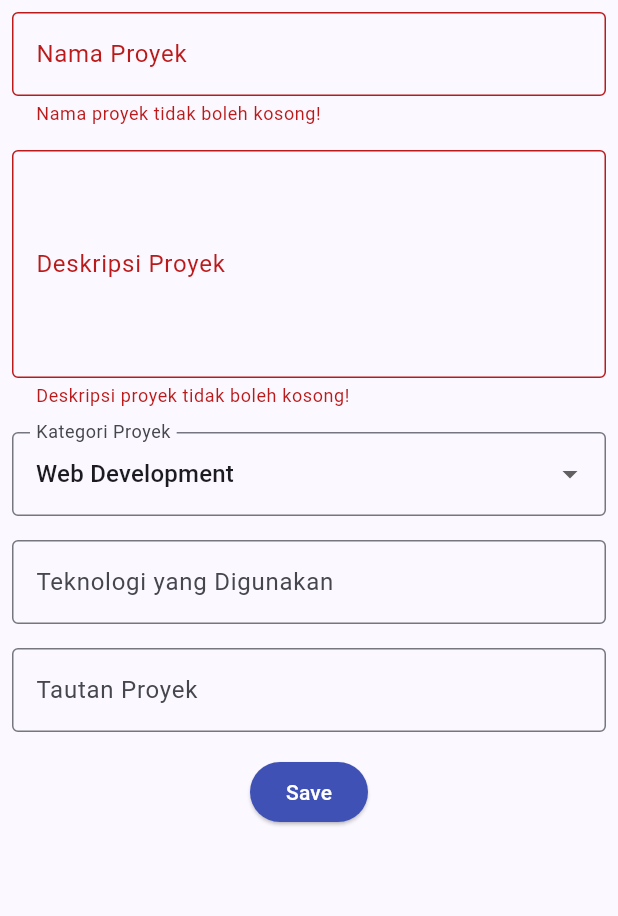
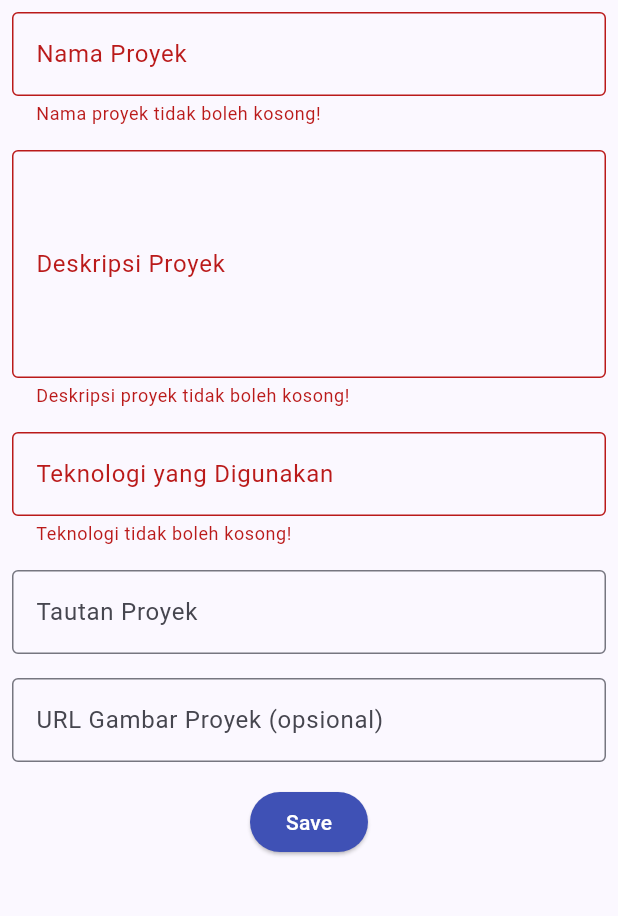
Before and after one commit to SutaKarmana/myportofolio_mobile, a Flutter app: the ProjectFormPage screen opened directly, after a tap on "Save", on a phone screen of 412 x 824 dp, the part 84-1000 px from its top. Run offline on Flutter 3.47's test engine with Material 3 defaults, Android fonts, the phone set to English and light mode, and no system bars; our stand-ins replace material_ui; generated files the repository leaves out were written again.

Commit message:
feat: Pengerjaan Tutorial 10 Mobile

```diff
--- a/analysis_options.yaml
+++ b/analysis_options.yaml
@@ -18,6 +18,7 @@ analyzer:
     - windows/**
     - macos/**
     - linux/**
+    - "**/*.g.dart"
 
 linter:
   # The lint rules applied to this project can be customized in the
--- /dev/null
+++ b/lib/config.dart
@@ -0,0 +1,4 @@
+const String apiBaseUrl = String.fromEnvironment(
+  'API_BASE_URL',
+  defaultValue: 'http://10.0.2.2:8000',
+);
--- a/lib/models/portfolio_page.dart
+++ b/lib/models/portfolio_page.dart
@@ -1 +1 @@
-enum PortfolioPage { home, project, education }
+enum PortfolioPage { home, project, education, projectList }
--- /dev/null
+++ b/lib/models/project.dart
@@ -0,0 +1,32 @@
+import 'package:json_annotation/json_annotation.dart';
+
+part 'project.g.dart';
+
+/// Portfolio project synchronized with the Django REST Framework API.
+
+@JsonSerializable(fieldRename: FieldRename.snake)
+class Project {
+  const Project({
+    required this.title,
+    required this.description,
+    required this.techStack,
+    required this.projectUrl,
+    this.projectImageUrl = '',
+    this.id,
+  });
+
+  factory Project.fromJson(Map<String, dynamic> json) =>
+      _$ProjectFromJson(json);
+
+  @JsonKey(includeToJson: false)
+  final String? id;
+  final String title;
+  final String description;
+  final String techStack;
+  final String projectUrl;
+
+  @JsonKey(defaultValue: '')
+  final String projectImageUrl;
+
+  Map<String, dynamic> toJson() => _$ProjectToJson(this);
+}
--- a/lib/screens/project_form.dart
+++ b/lib/screens/project_form.dart
@@ -1,6 +1,12 @@
+import 'package:http/http.dart' show ClientException;
 import 'package:material_ui/material_ui.dart';
+import 'package:provider/provider.dart';
 
+import '../models/project.dart';
 import '../navigation/home_navigation.dart';
+import '../services/api_client.dart';
+import '../services/auth_state.dart';
+import '../widgets/auth_guard.dart';
 
 class ProjectFormPage extends StatefulWidget {
   const ProjectFormPage({super.key, this.drawer});
@@ -12,28 +18,84 @@ class ProjectFormPage extends StatefulWidget {
 }
 
 class _ProjectFormPageState extends State<ProjectFormPage> {
-  static const _defaultCategory = 'Web Development';
-  static const _categories = [
-    _defaultCategory,
-    'Mobile Development',
-    'Machine Learning',
-    'Data Science',
-    'Other',
-  ];
+  final _formKey = GlobalKey<FormState>();
+  String _title = '';
+  String _description = '';
+  String _techStack = '';
+  String _projectUrl = '';
+  String _projectImageUrl = '';
+  bool _isSubmitting = false;
 
-  final _formKey = GlobalKey<FormState>();
-  String _projectName = '';
-  String _description = '';
-  String _category = _defaultCategory;
-  String _technologies = '';
-  String _projectLink = '';
+  String? _validateUrl(String? value) {
+    final text = (value ?? '').trim();
+    if (text.isEmpty) return null;
 
-  void _showProjectSummary() {
+    final uri = Uri.tryParse(text);
+    if (uri == null ||
+        (uri.scheme != 'http' && uri.scheme != 'https') ||
+        uri.host.isEmpty ||
+        RegExp(r'\s').hasMatch(text)) {
+      return 'Masukkan URL yang diawali http:// atau https://.';
+    }
+    return null;
+  }
+
+  Future<void> _submit() async {
+    if (_isSubmitting) return;
     final form = _formKey.currentState!;
-    // Tampilkan hasil input hanya jika semua field wajib valid.
     if (!form.validate()) return;
+    form.save();
 
-    showDialog<void>(
+    final newProject = Project(
+      title: _title,
+      description: _description,
+      techStack: _techStack,
+      projectUrl: _projectUrl,
+      projectImageUrl: _projectImageUrl,
+    );
+
+    setState(() => _isSubmitting = true);
+    try {
+      final loggedIn = await ensureLoggedIn(context);
+      if (!mounted || !loggedIn) return;
+
+      final auth = context.read<AuthState>();
+      final token = auth.token;
+      if (token == null) return;
+
+      final project = await context.read<ApiClient>().createProject(
+        newProject,
+        token: token,
+      );
+      if (!mounted) return;
+
+      // Tampilkan konfirmasi setelah Django mengembalikan proyek yang disimpan.
+      await _showProjectSummary(project);
+      if (mounted) form.reset();
+    } on ApiException catch (error) {
+      if (!mounted) return;
+      if (error.statusCode == 401) {
+        await context.read<AuthState>().logout();
+        if (!mounted) return;
+        _showMessage('Sesi berakhir. Silakan login dan kirim ulang proyek.');
+        await ensureLoggedIn(context);
+      } else {
+        _showMessage('Gagal menambahkan proyek (${error.statusCode}).');
+      }
+    } on ClientException {
+      if (mounted) _showMessage('Gagal terhubung ke server Django.');
+    } finally {
+      if (mounted) setState(() => _isSubmitting = false);
+    }
+  }
+
+  void _showMessage(String message) {
+    ScaffoldMessenger.of(context)
+        .showSnackBar(SnackBar(content: Text(message)));
+  }
+
+  Future<void> _showProjectSummary(Project project) {
+    return showDialog<void>(
       context: context,
       builder: (dialogContext) {
         return AlertDialog(
@@ -43,27 +105,19 @@ class _ProjectFormPageState extends State<ProjectFormPage> {
               mainAxisSize: MainAxisSize.min,
               crossAxisAlignment: CrossAxisAlignment.start,
               children: [
-                Text('Nama Proyek: $_projectName'),
-                Text('Deskripsi: $_description'),
-                Text('Kategori: $_category'),
-                Text('Teknologi: $_technologies'),
-                Text('Tautan: $_projectLink'),
+                Text('Nama Proyek: ${project.title}'),
+                Text('Deskripsi: ${project.description}'),
+                Text('Teknologi: ${project.techStack}'),
+                if (project.projectUrl.isNotEmpty)
+                  Text('Tautan: ${project.projectUrl}'),
+                if (project.projectImageUrl.isNotEmpty)
+                  Text('URL gambar: ${project.projectImageUrl}'),
               ],
             ),
           ),
           actions: [
             TextButton(
-              onPressed: () {
-                Navigator.pop(dialogContext);
-                form.reset();
-                setState(() {
-                  _projectName = '';
-                  _description = '';
-                  _category = _defaultCategory;
-                  _technologies = '';
-                  _projectLink = '';
-                });
-              },
+              onPressed: () => Navigator.pop(dialogContext),
               child: const Text('OK'),
             ),
           ],
@@ -108,7 +162,7 @@ class _ProjectFormPageState extends State<ProjectFormPage> {
                     }
                     return null;
                   },
-                  onChanged: (value) => setState(() => _projectName = value),
+                  onSaved: (value) => _title = (value ?? '').trim(),
                 ),
               ),
               Padding(
@@ -126,29 +180,7 @@ class _ProjectFormPageState extends State<ProjectFormPage> {
                     }
                     return null;
                   },
-                  onChanged: (value) => setState(() => _description = value),
-                ),
-              ),
-              Padding(
-                padding: const EdgeInsets.all(8),
-                child: DropdownButtonFormField<String>(
-                  initialValue: _defaultCategory,
-                  isExpanded: true,
-                  decoration: const InputDecoration(
-                    labelText: 'Kategori Proyek',
-                    border: OutlineInputBorder(),
-                  ),
-                  items: _categories
-                      .map(
-                        (category) => DropdownMenuItem(
-                          value: category,
-                          child: Text(category),
-                        ),
-                      )
-                      .toList(),
-                  onChanged: (value) {
-                    setState(() => _category = value ?? _defaultCategory);
-                  },
+                  onSaved: (value) => _description = (value ?? '').trim(),
                 ),
               ),
               Padding(
@@ -159,7 +191,13 @@ class _ProjectFormPageState extends State<ProjectFormPage> {
                     hintText: 'Contoh: Flutter, Django, Figma',
                     border: OutlineInputBorder(),
                   ),
-                  onChanged: (value) => setState(() => _technologies = value),
+                  validator: (value) {
+                    if (value == null || value.trim().isEmpty) {
+                      return 'Teknologi tidak boleh kosong!';
+                    }
+                    return null;
+                  },
+                  onSaved: (value) => _techStack = (value ?? '').trim(),
                 ),
               ),
               Padding(
@@ -171,7 +209,20 @@ class _ProjectFormPageState extends State<ProjectFormPage> {
                     hintText: 'URL proyek (opsional)',
                     border: OutlineInputBorder(),
                   ),
-                  onChanged: (value) => setState(() => _projectLink = value),
+                  validator: _validateUrl,
+                  onSaved: (value) => _projectUrl = (value ?? '').trim(),
+                ),
+              ),
+              Padding(
+                padding: const EdgeInsets.all(8),
+                child: TextFormField(
+                  keyboardType: TextInputType.url,
+                  decoration: const InputDecoration(
+                    labelText: 'URL Gambar Proyek (opsional)',
+                    border: OutlineInputBorder(),
+                  ),
+                  validator: _validateUrl,
+                  onSaved: (value) => _projectImageUrl = (value ?? '').trim(),
                 ),
               ),
               Align(
@@ -183,8 +234,8 @@ class _ProjectFormPageState extends State<ProjectFormPage> {
                       backgroundColor: Colors.indigo,
                       foregroundColor: Colors.white,
                     ),
-                    onPressed: _showProjectSummary,
-                    child: const Text('Save'),
+                    onPressed: _isSubmitting ? null : _submit,
+                    child: Text(_isSubmitting ? 'Menyimpan...' : 'Save'),
                   ),
                 ),
               ),
--- /dev/null
+++ b/lib/services/auth_state.dart
@@ -0,0 +1,35 @@
+import 'package:flutter/foundation.dart';
+import 'package:http/http.dart' show ClientException;
+import 'package:myportofolio_mobile/services/api_client.dart';
+
+/// Holds the in-memory authentication token for the current session.
+class AuthState extends ChangeNotifier {
+  AuthState(this._apiClient, {String? initialToken}) : _token = initialToken;
+
+  final ApiClient _apiClient;
+  String? _token;
+
+  String? get token => _token;
+  bool get isLoggedIn => _token != null;
+
+  Future<void> login(String username, String password) async {
+    _token = await _apiClient.obtainToken(username, password);
+    notifyListeners();
+  }
+
+  Future<void> logout() async {
+    final current = _token;
+    if (current == null) return;
+
+    try {
+      await _apiClient.logout(token: current);
+    } on ApiException {
+      // Sesi lokal tetap diakhiri jika permintaan ke server gagal.
+    } on ClientException {
+      // Sesi lokal juga tetap diakhiri jika koneksi terputus.
+    } finally {
+      _token = null;
+      notifyListeners();
+    }
+  }
+}
--- a/lib/widgets/left_drawer.dart
+++ b/lib/widgets/left_drawer.dart
@@ -1,16 +1,19 @@
 import 'package:material_ui/material_ui.dart';
+import 'package:provider/provider.dart';
 
 import '../models/portfolio_page.dart';
 import '../navigation/home_navigation.dart';
 import '../screens/education_form.dart';
 import '../screens/project_form.dart';
+import '../services/auth_state.dart';
+import 'auth_guard.dart';
 
 class LeftDrawer extends StatelessWidget {
   const LeftDrawer({super.key, required this.currentPage});
 
   final PortfolioPage currentPage;
 
-  void _navigateTo(BuildContext context, PortfolioPage target) {
+  Future<void> _navigateTo(BuildContext context, PortfolioPage target) async {
     final navigator = Navigator.of(context);
     final isFirstRoute = ModalRoute.of(context)!.isFirst;
     navigator.pop(); // Tutup drawer sebelum berpindah halaman.
@@ -19,6 +22,12 @@ class LeftDrawer extends StatelessWidget {
     if (target == PortfolioPage.home) {
       returnToPortfolioHome(navigator, isFirstRoute: isFirstRoute);
       return;
+    }
+
+    if (target == PortfolioPage.project) {
+      // Pakai konteks navigator karena drawer sudah ditutup.
+      final loggedIn = await ensureLoggedIn(navigator.context);
+      if (!loggedIn || !navigator.mounted) return;
     }
 
     final page = target == PortfolioPage.project
@@ -35,6 +44,7 @@ class LeftDrawer extends StatelessWidget {
 
   @override
   Widget build(BuildContext context) {
+    final isLoggedIn = context.watch<AuthState>().isLoggedIn;
     return Drawer(
       child: ListView(
         padding: EdgeInsets.zero,
@@ -80,6 +90,26 @@ class LeftDrawer extends StatelessWidget {
             selected: currentPage == PortfolioPage.education,
             onTap: () => _navigateTo(context, PortfolioPage.education),
           ),
+          if (isLoggedIn)
+            ListTile(
+              leading: const Icon(Icons.logout),
+              title: const Text('Logout'),
+              onTap: () async {
+                final auth = context.read<AuthState>();
+                Navigator.of(context).pop();
+                await auth.logout();
+              },
+            )
+          else
+            ListTile(
+              leading: const Icon(Icons.login),
+              title: const Text('Login'),
+              onTap: () async {
+                final navigator = Navigator.of(context);
+                navigator.pop();
+                await ensureLoggedIn(navigator.context);
+              },
+            ),
         ],
       ),
     );
--- a/pubspec.yaml
+++ b/pubspec.yaml
@@ -35,6 +35,9 @@ dependencies:
   # Use with the CupertinoIcons class for iOS style icons.
   cupertino_icons: ^1.0.8
   material_ui: ^1.11.1
+  http: ^1.6.0
+  provider: ^6.1.5+1
+  json_annotation: ^4.12.0
 
 dev_dependencies:
   flutter_test:
@@ -46,6 +49,8 @@ dev_dependencies:
   # package. See that file for information about deactivating specific lint
   # rules and activating additional ones.
   flutter_lints: ^6.0.0
+  build_runner: ^2.17.1
+  json_serializable: ^6.15.2
 
 # For information on the generic Dart part of this file, see the
 # following page: https://dart.dev/tools/pub/pubspec
```
Also changed, not shown: lib/main.dart (+12 -1 lines), lib/screens/login_screen.dart (added, +104 -0 lines), lib/screens/menu.dart (+6 -1 lines), lib/screens/project_detail_screen.dart (added, +34 -0 lines), lib/screens/project_list_screen.dart (added, +111 -0 lines), lib/services/api_client.dart (added, +89 -0 lines), lib/widgets/auth_guard.dart (added, +14 -0 lines), lib/widgets/project_card.dart (+28 -1 lines), .github/workflows/main.yaml (added), pubspec.lock, 3 other files.
